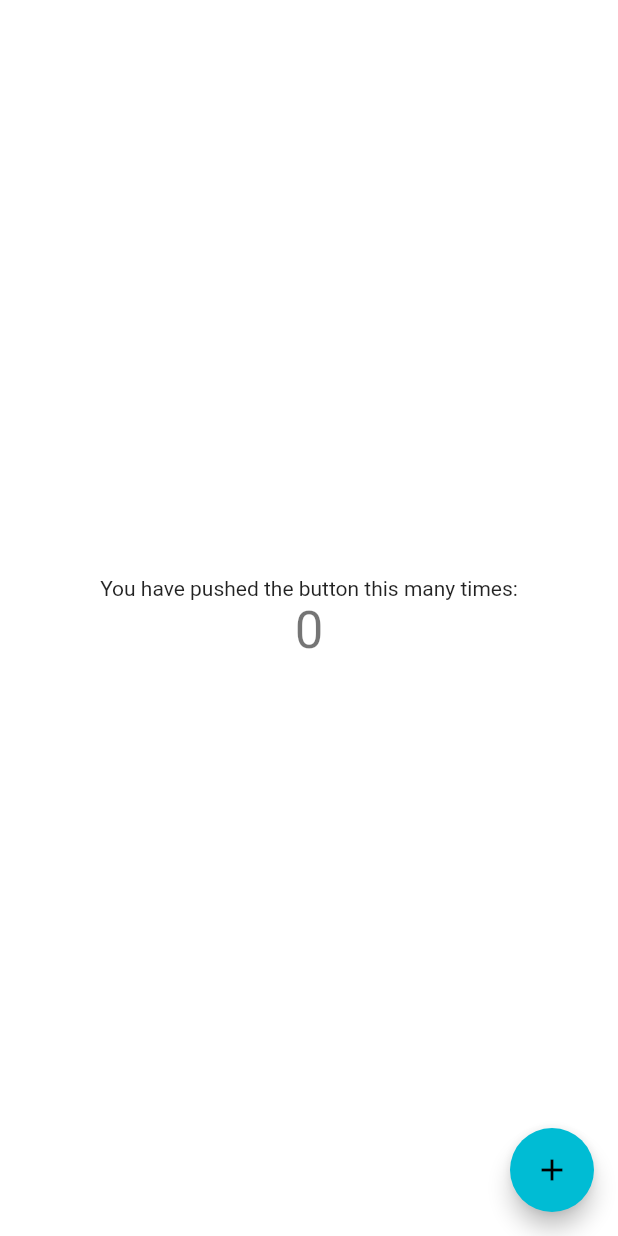
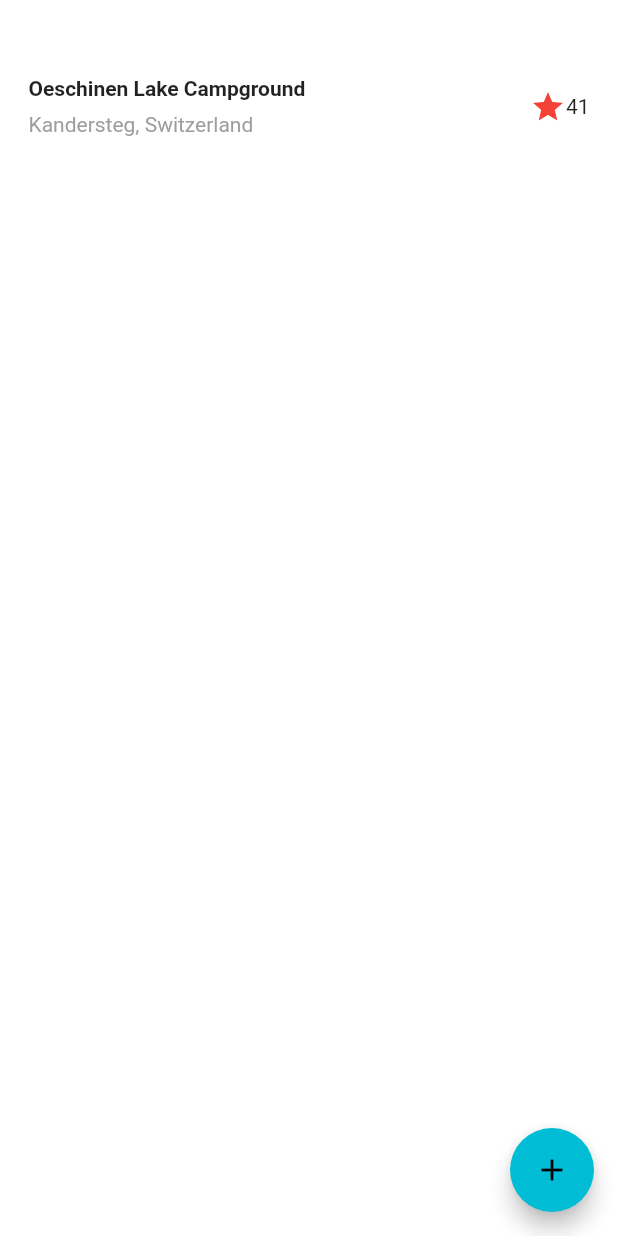
Before and after one commit to eliasdfazel/FlowMonetary, a Flutter app: the screen it shows after launch, on a phone screen of 412 x 824 dp. Run offline on Flutter 3.47's test engine with Material 2 defaults, Android fonts, the light colour scheme and no system bars.

Commit message:
Initializing Project Structure

```diff
--- a/flow_accounting/lib/main_interface.dart
+++ b/flow_accounting/lib/main_interface.dart
@@ -21,26 +21,51 @@ class _HomePageState extends State<HomePage> {
 
   @override
   Widget build(BuildContext context) {
-    return Scaffold(
-      body: Container(
-          decoration: const BoxDecoration(
-            color: Colors.white,
-          ),
-          child: Center(
+
+    Widget titleSection = Container(
+      padding: const EdgeInsets.fromLTRB(19, 51, 19, 13),
+      child: Row(
+        children: [
+          Expanded(
+            /*1*/
             child: Column(
-              mainAxisAlignment: MainAxisAlignment.center,
-              children: <Widget>[
-                const Text(
-                  'You have pushed the button this many times:',
+              crossAxisAlignment: CrossAxisAlignment.start,
+              children: [
+                /*2*/
+                Container(
+                  padding: const EdgeInsets.only(bottom: 8),
+                  child: const Text(
+                    'Oeschinen Lake Campground',
+                    style: TextStyle(
+                      fontWeight: FontWeight.bold,
+                    ),
+                  ),
                 ),
                 Text(
-                  '$_counter',
-                  style: Theme.of(context).textTheme.headline4,
+                  'Kandersteg, Switzerland',
+                  style: TextStyle(
+                    color: Colors.grey[500],
+                  ),
                 ),
               ],
             ),
-          )
+          ),
+          /*3*/
+          Icon(
+            Icons.star,
+            color: Colors.red[500],
+          ),
+          const Text('41'),
+        ],
       ),
+    );
+
+    return Scaffold(
+        body: Column(
+          children: [
+            titleSection
+          ]
+        ),
       floatingActionButton: FloatingActionButton(
         onPressed: _incrementCounter,
         tooltip: 'Increment',
```
